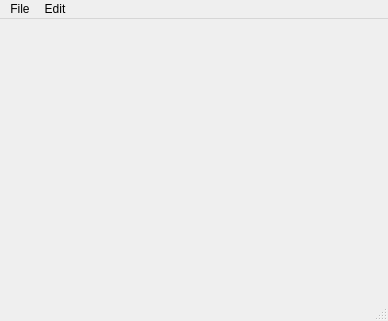
The window that Code/mainwindow.ui (jmigual/ETSEIB-deltaRobot) describes before a commit, drawn with Qt 5.
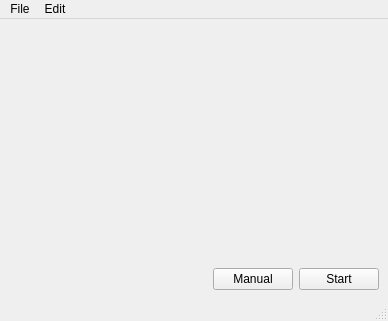
The same window after the commit. Icons and pictures are not drawn.

```diff
--- a/Code/mainwindow.ui
+++ b/Code/mainwindow.ui
@@ -17,7 +17,64 @@
    <iconset resource="resources.qrc">
     <normaloff>:/Images/favicon.ico</normaloff>:/Images/favicon.ico</iconset>
   </property>
-  <widget class="QWidget" name="centralwidget"/>
+  <widget class="QWidget" name="centralwidget">
+   <layout class="QVBoxLayout" name="verticalLayout">
+    <item>
+     <layout class="QVBoxLayout" name="joy">
+      <item>
+       <layout class="QHBoxLayout" name="joyAxes"/>
+      </item>
+      <item>
+       <layout class="QHBoxLayout" name="joyButs"/>
+      </item>
+     </layout>
+    </item>
+    <item>
+     <spacer name="verticalSpacer">
+      <property name="orientation">
+       <enum>Qt::Vertical</enum>
+      </property>
+      <property name="sizeHint" stdset="0">
+       <size>
+        <width>20</width>
+        <height>40</height>
+       </size>
+      </property>
+     </spacer>
+    </item>
+    <item>
+     <layout class="QHBoxLayout" name="horizontalLayout">
+      <item>
+       <spacer name="horizontalSpacer">
+        <property name="orientation">
+         <enum>Qt::Horizontal</enum>
+        </property>
+        <property name="sizeHint" stdset="0">
+         <size>
+          <width>40</width>
+          <height>20</height>
+         </size>
+        </property>
+       </spacer>
+      </item>
+      <item>
+       <widget class="QPushButton" name="pushButton">
+        <property name="text">
+         <string>Manual</string>
+        </property>
+       </widget>
+      </item>
+      <item>
+       <widget class="QPushButton" name="pushButton_2">
+        <property name="text">
+         <string>Start</string>
+        </property>
+       </widget>
+      </item>
+     </layout>
+    </item>
+   </layout>
+  </widget>
   <widget class="QMenuBar" name="menubar">
    <property name="geometry">
     <rect>
```
Left out of the diff: 25 changed lines with no effect on the pictures.
